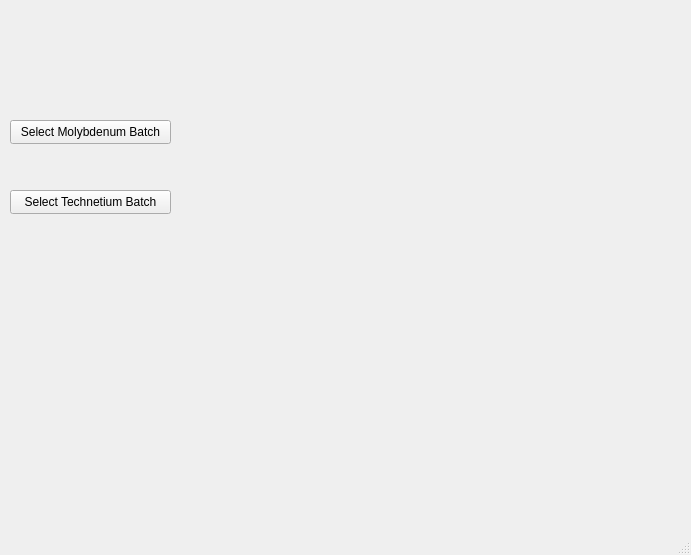
Above: QtKoeWare/UI Files/GraphUI.ui from 1000monkeys/QtKoeWare before the change. Below: the same form after it.
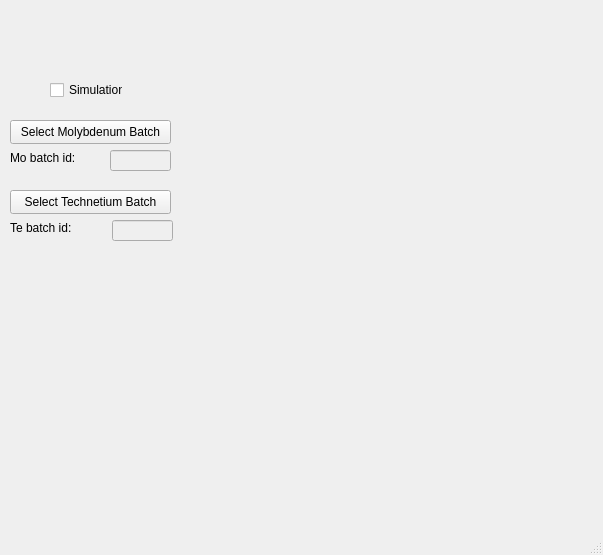
That is the form after the change. Custom widgets are drawn as their Qt base class.

Diff of the .ui file:
```diff
--- a/QtKoeWare/UI Files/GraphUI.ui
+++ b/QtKoeWare/UI Files/GraphUI.ui
@@ -6,7 +6,7 @@
    <rect>
     <x>0</x>
     <y>0</y>
-    <width>691</width>
+    <width>603</width>
     <height>555</height>
    </rect>
   </property>
@@ -50,6 +50,71 @@
      <string>Select Technetium Batch</string>
     </property>
    </widget>
+   <widget class="QLineEdit" name="moLineEdit">
+    <property name="enabled">
+     <bool>false</bool>
+    </property>
+    <property name="geometry">
+     <rect>
+      <x>110</x>
+      <y>150</y>
+      <width>61</width>
+      <height>21</height>
+     </rect>
+    </property>
+   </widget>
+   <widget class="QLineEdit" name="teLineEdit">
+    <property name="enabled">
+     <bool>false</bool>
+    </property>
+    <property name="geometry">
+     <rect>
+      <x>112</x>
+      <y>220</y>
+      <width>61</width>
+      <height>21</height>
+     </rect>
+    </property>
+   </widget>
+   <widget class="QLabel" name="label">
+    <property name="geometry">
+     <rect>
+      <x>10</x>
+      <y>150</y>
+      <width>91</width>
+      <height>16</height>
+     </rect>
+    </property>
+    <property name="text">
+     <string>Mo batch id:</string>
+    </property>
+   </widget>
+   <widget class="QLabel" name="label_2">
+    <property name="geometry">
+     <rect>
+      <x>10</x>
+      <y>220</y>
+      <width>101</width>
+      <height>16</height>
+     </rect>
+    </property>
+    <property name="text">
+     <string>Te batch id:</string>
+    </property>
+   </widget>
+   <widget class="QCheckBox" name="simulationCheckBox">
+    <property name="geometry">
+     <rect>
+      <x>50</x>
+      <y>80</y>
+      <width>73</width>
+      <height>20</height>
+     </rect>
+    </property>
+    <property name="text">
+     <string>Simulation</string>
+    </property>
+   </widget>
   </widget>
   <widget class="QStatusBar" name="statusbar"/>
  </widget>
```
